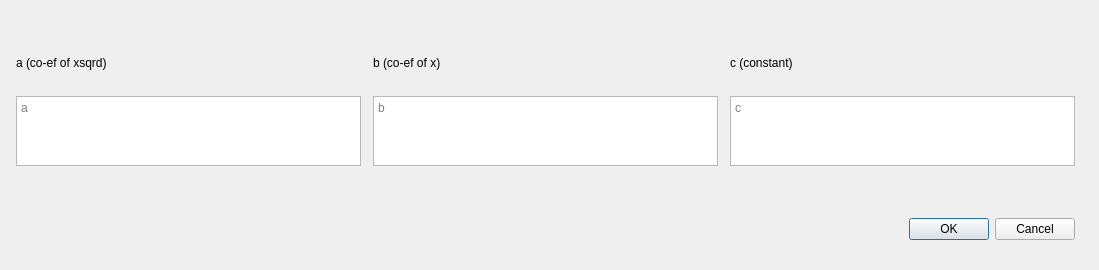
BenBJD/Pymaths, file qtuis/quadform.ui: the form before one commit.
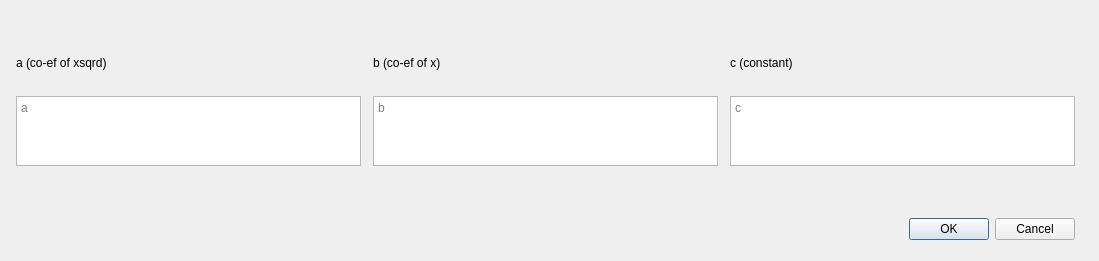
The form after the commit.

The edit to the form file:
```diff
--- a/qtuis/quadform.ui
+++ b/qtuis/quadform.ui
@@ -7,9 +7,27 @@
     <x>0</x>
     <y>0</y>
     <width>1099</width>
-    <height>270</height>
+    <height>261</height>
    </rect>
   </property>
+  <property name="sizePolicy">
+   <sizepolicy hsizetype="Maximum" vsizetype="Maximum">
+    <horstretch>0</horstretch>
+    <verstretch>0</verstretch>
+   </sizepolicy>
+  </property>
+  <property name="minimumSize">
+   <size>
+    <width>1099</width>
+    <height>261</height>
+   </size>
+  </property>
+  <property name="maximumSize">
+   <size>
+    <width>1099</width>
+    <height>261</height>
+   </size>
+  </property>
   <property name="windowTitle">
    <string>Dialog</string>
   </property>
```
Left out of the diff: 42 changed lines with no effect on the pictures.
